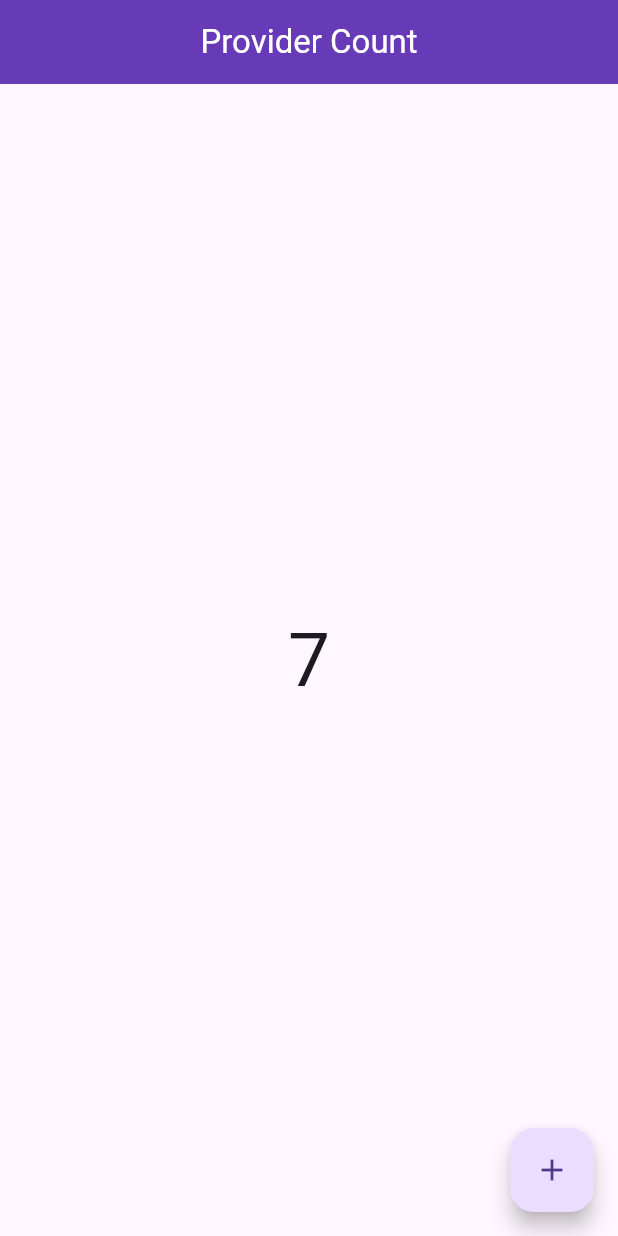
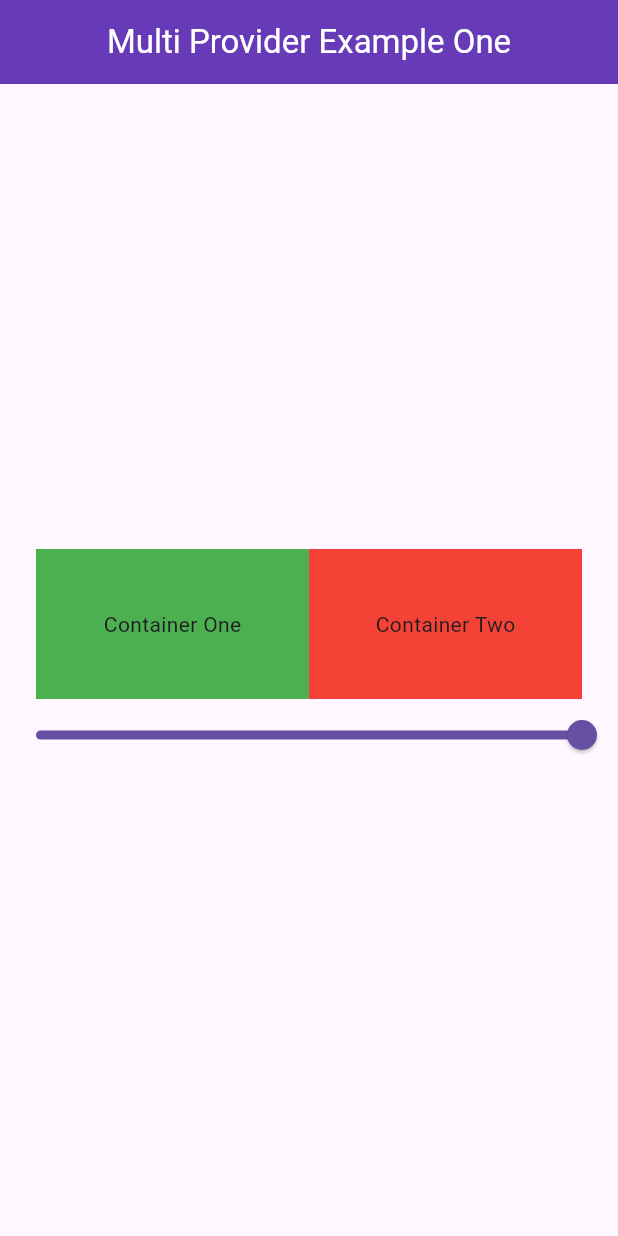
Before and after one commit to MehediMashfan086/flutter-provider, a Flutter app: the screen it shows after launch, on a phone screen of 412 x 824 dp. Run offline on Flutter 3.47's test engine with Material 3 defaults, Android fonts, the phone set to English and light mode, and no system bars.

Commit message:
feat(multi-provider): value change with slider done

```diff
--- a/lib/main.dart
+++ b/lib/main.dart
@@ -1,6 +1,8 @@
 import 'package:flutter/material.dart';
 import 'package:provider/provider.dart';
 import 'package:provider_counter_app/provider/count_provider.dart';
+import 'package:provider_counter_app/provider/slider_multi_provider.dart';
+import 'package:provider_counter_app/screens/slider_screen.dart';
 import 'package:provider_counter_app/screens/home_screen.dart';
 
 void main() {
@@ -12,11 +14,18 @@ class MyApp extends StatelessWidget {
 
   @override
   Widget build(BuildContext context) {
-    return ChangeNotifierProvider(
-      create: (_) => CountProvider(),
+    return MultiProvider(
+      providers: [
+        ChangeNotifierProvider(
+          create: (_) => CountProvider(),
+        ),
+        ChangeNotifierProvider(
+          create: (_) => SliderMultiProvider(),
+        ),
+      ],
       child: const MaterialApp(
         debugShowCheckedModeBanner: false,
-        home: MyHomeScreen(),
+        home: SliderScreen(),
       ),
     );
   }
--- /dev/null
+++ b/lib/provider/slider_multi_provider.dart
@@ -0,0 +1,11 @@
+import 'package:flutter/foundation.dart';
+
+class SliderMultiProvider with ChangeNotifier {
+  double _sliderValue = 1.0;
+  double get value => _sliderValue;
+
+  void setValue(double val) {
+    _sliderValue = val;
+    notifyListeners();
+  }
+}
--- /dev/null
+++ b/lib/screens/slider_screen.dart
@@ -0,0 +1,78 @@
+import 'package:flutter/foundation.dart';
+import 'package:flutter/material.dart';
+import 'package:provider/provider.dart';
+import 'package:provider_counter_app/provider/slider_multi_provider.dart';
+
+class SliderScreen extends StatefulWidget {
+  const SliderScreen({super.key});
+
+  @override
+  State<SliderScreen> createState() => _SliderScreenState();
+}
+
+class _SliderScreenState extends State<SliderScreen> {
+  @override
+  Widget build(BuildContext context) {
+    print("build");
+    return Scaffold(
+      appBar: AppBar(
+        title: const Center(
+          child: Text(
+            "Multi Provider Example One",
+            style: TextStyle(
+              fontSize: 22,
+              color: Colors.white,
+            ),
+          ),
+        ),
+        backgroundColor: Colors.deepPurple,
+      ),
+      body: Column(
+        mainAxisAlignment: MainAxisAlignment.center,
+        children: [
+          Padding(
+              padding: const EdgeInsets.only(left: 24, right: 24),
+              child: Consumer<SliderMultiProvider>(
+                  builder: (context, value, child) {
+                return Row(
+                  children: [
+                    Expanded(
+                      child: Container(
+                        height: 100,
+                        decoration: BoxDecoration(
+                          color: Colors.green.withOpacity(value.value),
+                        ),
+                        child: const Center(
+                          child: Text("Container One"),
+                        ),
+                      ),
+                    ),
+                    Expanded(
+                      child: Container(
+                        height: 100,
+                        decoration: BoxDecoration(
+                          color: Colors.red.withOpacity(value.value),
+                        ),
+                        child: const Center(
+                          child: Text("Container Two"),
+                        ),
+                      ),
+                    ),
+                  ],
+                );
+              })),
+          Consumer<SliderMultiProvider>(builder: (context, value, child) {
+            return Slider(
+              min: 0,
+              max: 1,
+              value: value.value,
+              onChanged: (val) {
+                value.setValue(val);
+              },
+            );
+          })
+        ],
+      ),
+    );
+  }
+}
```
